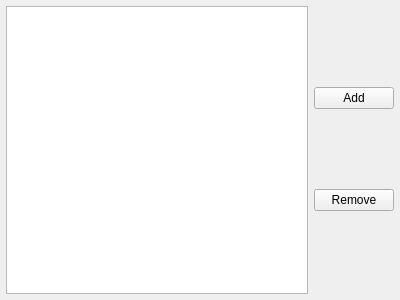
Above: GUI/extenwindow.ui from Artikash/Textractor before the change. Below: the same form after it.
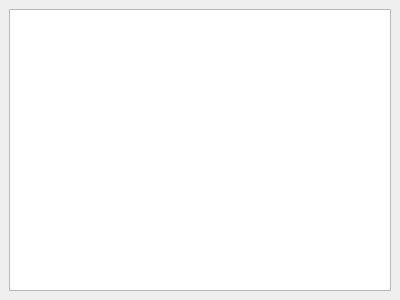
That is the form after the change.

Commit message: move more text into include/text.h and make a better ux for extenwindow and misc refactors

```diff
--- a/GUI/extenwindow.ui
+++ b/GUI/extenwindow.ui
@@ -13,11 +13,8 @@
   <property name="acceptDrops">
    <bool>true</bool>
   </property>
-  <property name="windowTitle">
-   <string>Extensions</string>
-  </property>
-  <widget class="QWidget" name="centralWidget">
-   <layout class="QHBoxLayout" name="horizontalLayout">
+  <widget class="QWidget">
+   <layout class="QVBoxLayout">
     <item>
      <widget class="QListWidget" name="extenList">
       <property name="dragDropMode">
@@ -28,42 +25,9 @@
       </property>
      </widget>
     </item>
-    <item>
-     <layout class="QVBoxLayout">
-      <item>
-       <spacer name="verticalSpacer">
-        <property name="orientation">
-         <enum>Qt::Vertical</enum>
-        </property>
-       </spacer>
-      </item>
-      <item>
-       <widget class="QPushButton" name="addButton">
-        <property name="text">
-         <string>Add</string>
-        </property>
-       </widget>
-      </item>
-      <item>
-       <widget class="QPushButton" name="rmvButton">
-        <property name="text">
-         <string>Remove</string>
-        </property>
-       </widget>
-      </item>
-      <item>
-       <spacer>
-        <property name="orientation">
-         <enum>Qt::Vertical</enum>
-        </property>
-       </spacer>
-      </item>
-     </layout>
-    </item>
    </layout>
   </widget>
  </widget>
- <layoutdefault spacing="6" margin="6"/>
  <resources/>
  <connections/>
 </ui>
```
The commit also changes 9 other files.
